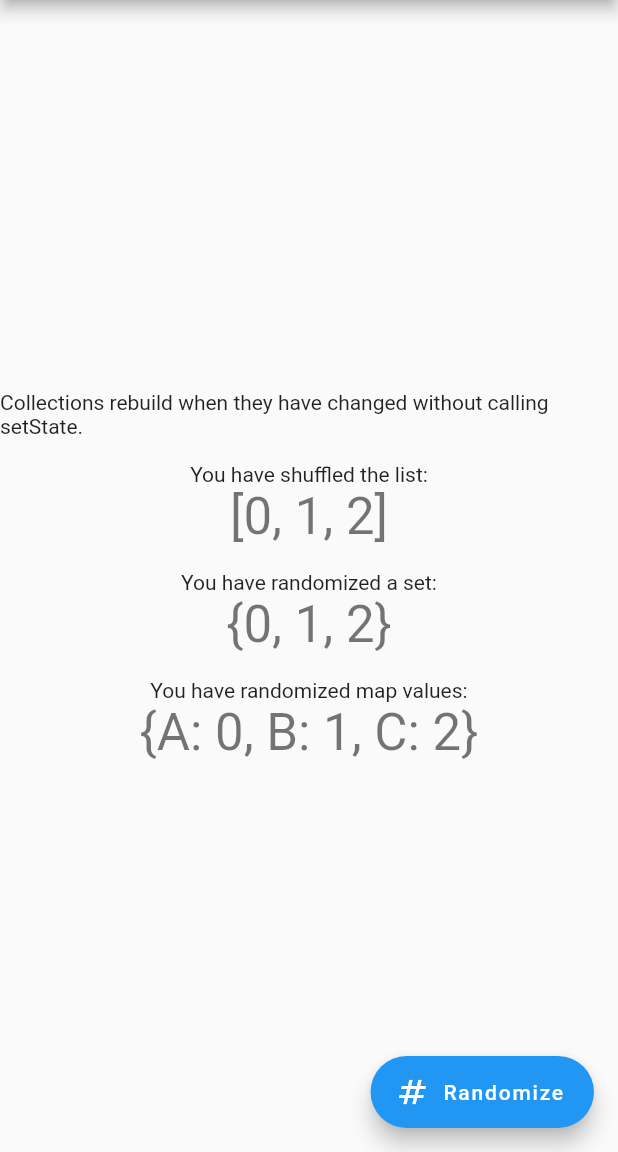
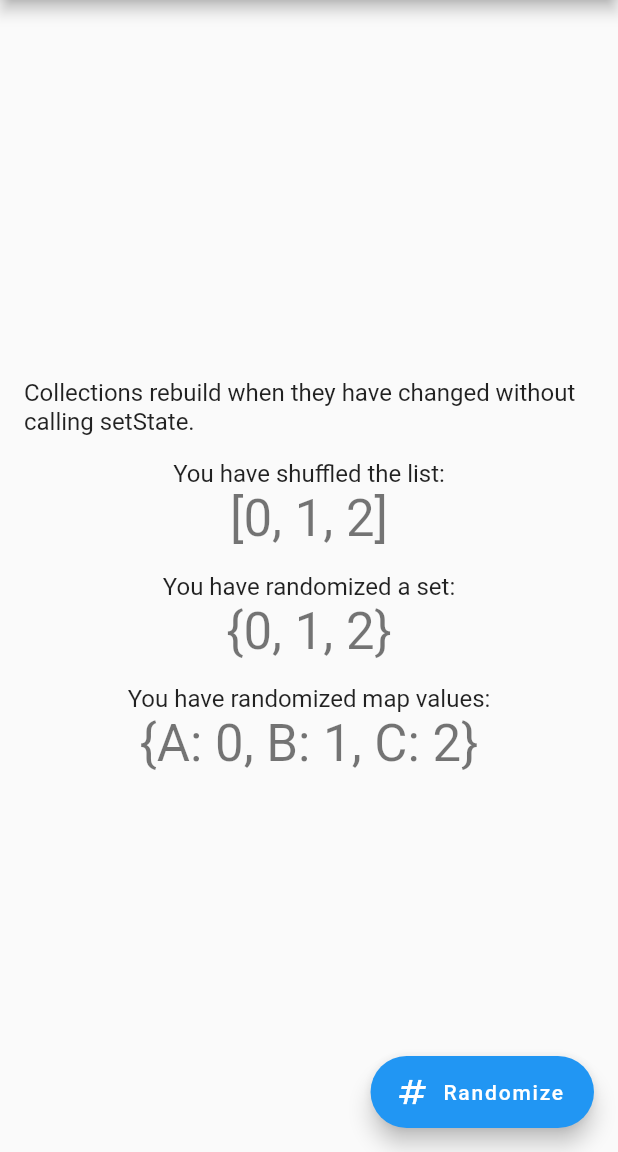
Before and after one commit to jwehrle/collection_value_notifier, a Flutter app: the screen it shows after launch, on a phone screen of 412 x 824 dp, the part 84-1236 px from its top. Run offline on Flutter 3.47's test engine with Material 2 defaults, Android fonts, the phone set to English and light mode, and no system bars.

Commit message:
Updated to Flutter 3.10.4 and Dart 3.0.3. Improved example readability.

```diff
--- a/example/lib/main.dart
+++ b/example/lib/main.dart
@@ -64,6 +64,7 @@ class _MyHomePageState extends State<MyHomePage> {
 
   @override
   Widget build(BuildContext context) {
+    final style = Theme.of(context).textTheme.titleMedium;
     return Scaffold(
       appBar: AppBar(
         title: Text(widget.title),
@@ -72,15 +73,30 @@ class _MyHomePageState extends State<MyHomePage> {
         child: Column(
           mainAxisAlignment: MainAxisAlignment.center,
           children: <Widget>[
-            const Text('Collections rebuild when they have changed without calling setState.'),
+            Padding(
+              padding: const EdgeInsets.symmetric(horizontal: 16.0),
+              child: Text(
+                'Collections rebuild when they have changed without calling setState.',
+                style: style,
+              ),
+            ),
             const Padding(padding: EdgeInsets.only(top: 16.0)),
-            const Text('You have shuffled the list:'),
+            Text(
+              'You have shuffled the list:',
+              style: style,
+            ),
             ListWidget(listListenable: _listNotifier),
             const Padding(padding: EdgeInsets.only(top: 16.0)),
-            const Text('You have randomized a set:'),
+            Text(
+              'You have randomized a set:',
+              style: style,
+            ),
             SetWidget(setListenable: _setNotifier),
             const Padding(padding: EdgeInsets.only(top: 16.0)),
-            const Text('You have randomized map values:'),
+            Text(
+              'You have randomized map values:',
+              style: style,
+            ),
             MapWidget(mapListenable: _mapNotifier),
           ],
         ),
--- a/pubspec.yaml
+++ b/pubspec.yaml
@@ -4,8 +4,7 @@ version: 0.0.3
 homepage: "https://github.com/jwehrle/collection_value_notifier"
 
 environment:
-  sdk: ">=2.12.0 <3.0.0"
-  flutter: ">=1.17.0"
+  sdk: ">=2.18.0 <3.0.0"
 
 dependencies:
   flutter:
```
Also changed, not shown: example/pubspec.lock, pubspec.lock, 3 other files.
